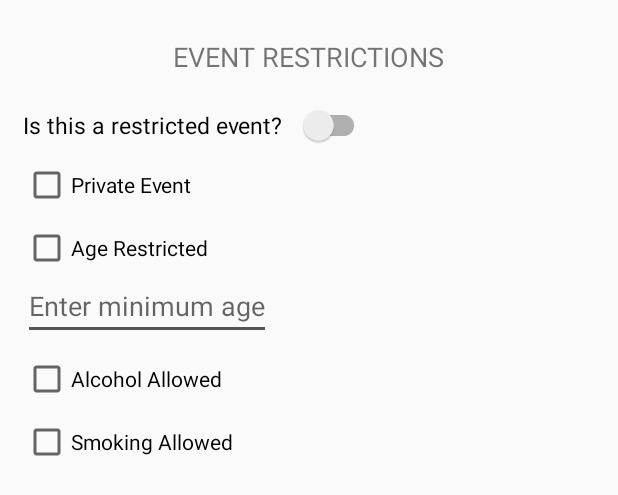
After one commit to conferencendlovu/whats-your-vibe-business, an Android app: the layout dialog_vibe_restrictions.xml on its own in the app's theme, with its tools: preview values and no code run, on a phone screen of 412 x 824 dp. The commit adds this screen. Shown: the top 495 px of the screen. Run offline under Robolectric (Android 15) with nearby library versions, the phone set to English and light mode, and no system bars.

Commit message:
event restrictions functionality

```diff
--- a/app/src/main/java/za/co/whatsyourvibe/business/activities/vibe/VibeDetailsActivity.java
+++ b/app/src/main/java/za/co/whatsyourvibe/business/activities/vibe/VibeDetailsActivity.java
@@ -14,6 +14,7 @@ import android.app.DatePickerDialog;
 import android.app.ProgressDialog;
 import android.app.TimePickerDialog;
 import android.content.Context;
+import android.content.DialogInterface;
 import android.content.Intent;
 import android.content.pm.PackageManager;
 import android.media.MediaPlayer;
@@ -1246,7 +1247,7 @@ public class VibeDetailsActivity extends AppCompatActivity implements DatePicker
         int mCurrentPosition = 0;
 
 
-        Uri uri = Uri.parse("http://commondatastorage.googleapis.com/gtv-videos-bucket/sample/BigBuckBunny.mp4");
+        Uri uri = Uri.parse(videoPath);
 
         //before inflating the custom alert dialog layout, we will get the current activity viewgroup
         ViewGroup viewGroup = findViewById(android.R.id.content);
@@ -1319,5 +1320,13 @@ public class VibeDetailsActivity extends AppCompatActivity implements DatePicker
 
         alertDialog.show();
 
+        alertDialog.setOnDismissListener(new DialogInterface.OnDismissListener() {
+            @Override
+            public void onDismiss(DialogInterface dialog) {
+
+                video.stopPlayback();
+            }
+        });
+
     }
 }
--- /dev/null
+++ b/app/src/main/res/layout/dialog_vibe_restrictions.xml
@@ -0,0 +1,64 @@
+<?xml version="1.0" encoding="utf-8"?>
+<LinearLayout xmlns:android="http://schemas.android.com/apk/res/android"
+    xmlns:tools="http://schemas.android.com/tools"
+    xmlns:app="http://schemas.android.com/apk/res-auto"
+    android:orientation="vertical"
+    android:padding="15dp"
+    android:layout_width="match_parent"
+    android:layout_height="wrap_content">
+
+    <TextView
+        android:text="EVENT RESTRICTIONS"
+        android:textSize="18sp"
+        android:layout_margin="10dp"
+        android:layout_gravity="center_horizontal"
+        fontPath="fonts/bold.ttf"
+        android:layout_width="wrap_content"
+        android:layout_height="wrap_content"
+        tools:ignore="MissingPrefix" />
+
+    <androidx.appcompat.widget.SwitchCompat
+        android:id="@+id/dialog_vibe_restrictions_swRestricted"
+        android:layout_marginTop="10dp"
+        android:textSize="15sp"
+        android:text="Is this a restricted event?"
+        app:switchPadding="10dp"
+        android:layout_width="wrap_content"
+        android:layout_height="wrap_content" />
+
+    <CheckBox
+        android:id="@+id/dialog_vibe_restrictions_cbType"
+        android:layout_marginTop="10dp"
+        android:text="Private Event"
+        android:layout_width="wrap_content"
+        android:layout_height="wrap_content" />
+
+    <CheckBox
+        android:id="@+id/dialog_vibe_restrictions_cbAge"
+        android:layout_marginTop="10dp"
+        android:text="Age Restricted"
+        android:layout_width="wrap_content"
+        android:layout_height="wrap_content" />
+
+    <EditText
+        android:id="@+id/dialog_vibe_restrictions_etAge"
+        android:hint="Enter minimum age"
+        android:maxLength="2"
+        android:layout_width="wrap_content"
+        android:layout_height="wrap_content" />
+
+    <CheckBox
+        android:id="@+id/dialog_vibe_restrictions_cbAlcohol"
+        android:layout_marginTop="10dp"
+        android:text="Alcohol Allowed"
+        android:layout_width="wrap_content"
+        android:layout_height="wrap_content" />
+
+    <CheckBox
+        android:id="@+id/dialog_vibe_restrictions_cbSmoking"
+        android:layout_marginTop="10dp"
+        android:text="Smoking Allowed"
+        android:layout_width="wrap_content"
+        android:layout_height="wrap_content" />
+
+</LinearLayout>
```
